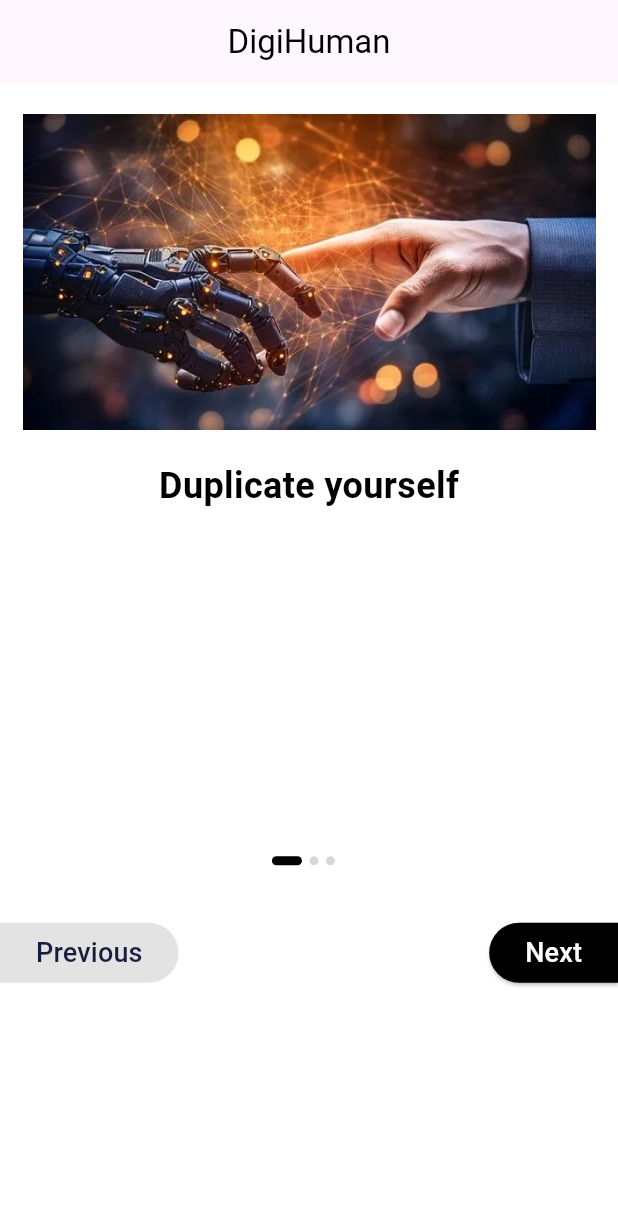
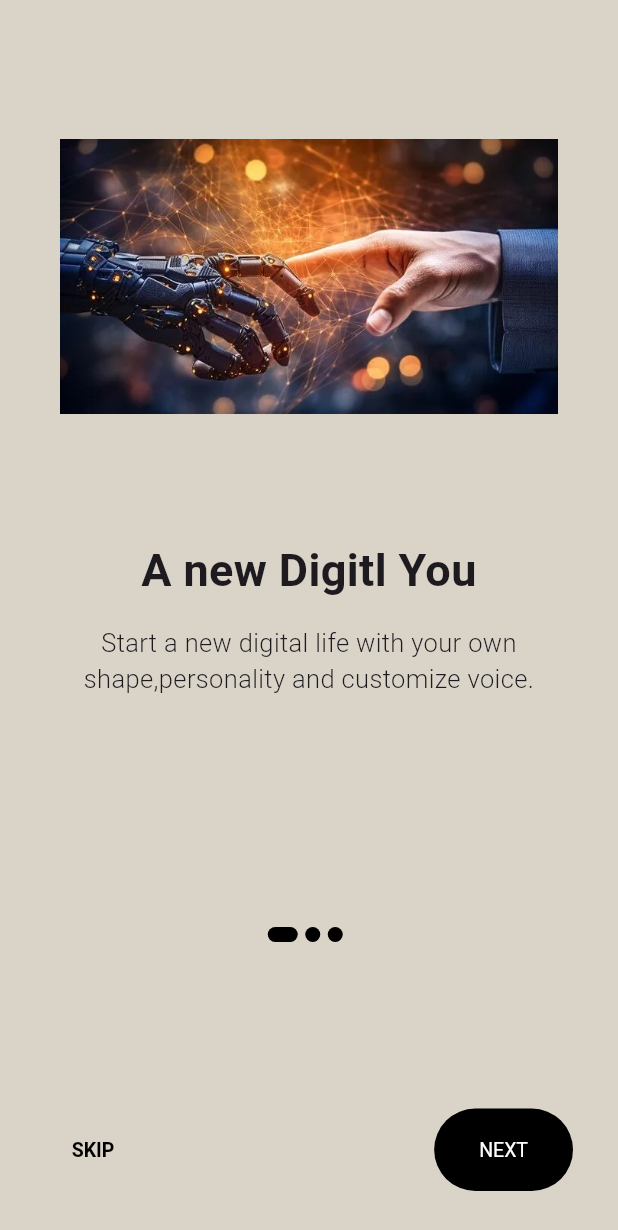
Before and after one commit to kkarimwahba/Digi, a Flutter app: the screen it shows after launch, on a phone screen of 412 x 824 dp. Shown: the top 1230 px of the screen. Run offline on Flutter 3.47's test engine with Material 3 defaults, Android fonts, the phone set to English and light mode, and no system bars; our stand-ins replace avatar_glow, cloud_firestore, file_picker, firebase_auth, firebase_core, firebase_storage and 4 more; missing offline and left inert: flutter_sound, model_viewer_plus; accounts and stored records are empty; Roboto replaces fonts that are missing (Mulish).

Commit message:
changing the onBoarding Screen

```diff
--- a/lib/components/allinonboardscreen.dart
+++ /dev/null
@@ -1,6 +0,0 @@
-class AllinOnboardModel {
-  String imgStr;
-  String description;
-  String titlestr;
-  AllinOnboardModel(this.imgStr, this.description, this.titlestr);
-}
--- a/lib/components/constants.dart
+++ /dev/null
@@ -1,12 +0,0 @@
-import 'package:flutter/cupertino.dart';
-
-Color lightgreenshede = Color.fromARGB(255, 43, 49, 158);
-Color lightgreenshede1 = Color(0xFFB2D9CC);
-Color greenshede0 = Color(0xFF66A690);
-Color greenshede1 = Color(0xFF93C9B5);
-Color primarygreen = Color.fromARGB(255, 19, 29, 141);
-Color grayshade = Color(0xFF93B3AA);
-Color colorAcent = Color(0xFF78C2A7);
-Color cyanColor = Color(0xFF6D7E6E);
-
-const kAnimationDuration = Duration(milliseconds: 200);
--- a/lib/main.dart
+++ b/lib/main.dart
@@ -1,5 +1,5 @@
+import 'package:digi2/screens/onboarding/onboarding_screen.dart';
 import 'package:digi2/screens/signup.dart';
-import 'package:digi2/screens/starterScreen.dart';
 import 'package:flutter/foundation.dart';
 import 'package:flutter/material.dart';
 import 'package:permission_handler/permission_handler.dart';
@@ -51,6 +51,6 @@ class _PermissionHandlerWidgetState extends State<PermissionHandlerWidget> {
 
   @override
   Widget build(BuildContext context) {
-    return OnboardScreen(); // or any other widget as your home screen
+    return OnboardingScreen(); // or any other widget as your home screen
   }
 }
--- /dev/null
+++ b/lib/screens/onboarding/onboarding_contents.dart
@@ -0,0 +1,30 @@
+class OnboardingContents {
+  final String title;
+  final String image;
+  final String desc;
+
+  OnboardingContents({
+    required this.title,
+    required this.image,
+    required this.desc,
+  });
+}
+
+List<OnboardingContents> contents = [
+  OnboardingContents(
+    title: "A new Digitl You",
+    image: "assets/images/1.jpg",
+    desc:
+        "Start a new digital life with your own shape,personality and customize voice.",
+  ),
+  OnboardingContents(
+    title: "Clone yourself",
+    image: "assets/images/2.jpg",
+    desc: "Clone your personality in the new world of technology.",
+  ),
+  OnboardingContents(
+    title: "Control your digital twin",
+    image: "assets/images/3.jpg",
+    desc: "Take control of the digital twin of you by creating amazing ones.",
+  ),
+];
--- /dev/null
+++ b/lib/screens/onboarding/onboarding_screen.dart
@@ -0,0 +1,204 @@
+import 'package:digi2/screens/signup.dart';
+import 'package:flutter/material.dart';
+import 'package:digi2/screens/onboarding/size_config.dart';
+import 'package:digi2/screens/onboarding/onboarding_contents.dart';
+
+class OnboardingScreen extends StatefulWidget {
+  const OnboardingScreen({Key? key}) : super(key: key);
+
+  @override
+  State<OnboardingScreen> createState() => _OnboardingScreenState();
+}
+
+class _OnboardingScreenState extends State<OnboardingScreen> {
+  late PageController _controller;
+
+  @override
+  void initState() {
+    _controller = PageController();
+    super.initState();
+  }
+
+  int _currentPage = 0;
+  List colors = const [
+    Color(0xffDAD3C8),
+    Color(0xffFFE5DE),
+    Color.fromARGB(255, 255, 255, 255),
+  ];
+
+  AnimatedContainer _buildDots({
+    int? index,
+  }) {
+    return AnimatedContainer(
+      duration: const Duration(milliseconds: 200),
+      decoration: const BoxDecoration(
+        borderRadius: BorderRadius.all(
+          Radius.circular(50),
+        ),
+        color: Color(0xFF000000),
+      ),
+      margin: const EdgeInsets.only(right: 5),
+      height: 10,
+      curve: Curves.easeIn,
+      width: _currentPage == index ? 20 : 10,
+    );
+  }
+
+  @override
+  Widget build(BuildContext context) {
+    SizeConfig().init(context);
+    double width = SizeConfig.screenW!;
+    double height = SizeConfig.screenH!;
+
+    return Scaffold(
+      backgroundColor: colors[_currentPage],
+      body: SafeArea(
+        child: Column(
+          children: [
+            Expanded(
+              flex: 3,
+              child: PageView.builder(
+                physics: const BouncingScrollPhysics(),
+                controller: _controller,
+                onPageChanged: (value) => setState(() => _currentPage = value),
+                itemCount: contents.length,
+                itemBuilder: (context, i) {
+                  return Padding(
+                    padding: const EdgeInsets.all(40.0),
+                    child: Column(
+                      children: [
+                        Image.asset(
+                          contents[i].image,
+                          height: SizeConfig.blockV! * 35,
+                        ),
+                        SizedBox(
+                          height: (height >= 840) ? 60 : 30,
+                        ),
+                        Text(
+                          contents[i].title,
+                          textAlign: TextAlign.center,
+                          style: TextStyle(
+                            fontFamily: "Mulish",
+                            fontWeight: FontWeight.w600,
+                            fontSize: (width <= 550) ? 30 : 35,
+                          ),
+                        ),
+                        const SizedBox(height: 15),
+                        Text(
+                          contents[i].desc,
+                          style: TextStyle(
+                            fontFamily: "Mulish",
+                            fontWeight: FontWeight.w300,
+                            fontSize: (width <= 550) ? 17 : 25,
+                          ),
+                          textAlign: TextAlign.center,
+                        )
+                      ],
+                    ),
+                  );
+                },
+              ),
+            ),
+            Expanded(
+              flex: 1,
+              child: Column(
+                mainAxisAlignment: MainAxisAlignment.spaceBetween,
+                children: [
+                  Row(
+                    mainAxisAlignment: MainAxisAlignment.center,
+                    children: List.generate(
+                      contents.length,
+                      (int index) => _buildDots(
+                        index: index,
+                      ),
+                    ),
+                  ),
+                  _currentPage + 1 == contents.length
+                      ? Padding(
+                          padding: const EdgeInsets.all(30),
+                          child: ElevatedButton(
+                            onPressed: () {
+                              Navigator.of(context).push(MaterialPageRoute(
+                                builder: (c) {
+                                  return Signup();
+                                },
+                              ));
+                            },
+                            child: const Text(
+                              "Get Started",
+                              style: TextStyle(color: Colors.white),
+                            ),
+                            style: ElevatedButton.styleFrom(
+                              backgroundColor: Colors.black,
+                              shape: RoundedRectangleBorder(
+                                borderRadius: BorderRadius.circular(50),
+                              ),
+                              padding: (width <= 550)
+                                  ? const EdgeInsets.symmetric(
+                                      horizontal: 100, vertical: 20)
+                                  : EdgeInsets.symmetric(
+                                      horizontal: width * 0.2, vertical: 25),
+                              textStyle:
+                                  TextStyle(fontSize: (width <= 550) ? 13 : 17),
+                            ),
+                          ),
+                        )
+                      : Padding(
+                          padding: const EdgeInsets.all(30),
+                          child: Row(
+                            mainAxisAlignment: MainAxisAlignment.spaceBetween,
+                            children: [
+                              TextButton(
+                                onPressed: () {
+                                  _controller.jumpToPage(2);
+                                },
+                                child: const Text(
+                                  "SKIP",
+                                  style: TextStyle(color: Colors.black),
+                                ),
+                                style: TextButton.styleFrom(
+                                  elevation: 0,
+                                  textStyle: TextStyle(
+                                    fontWeight: FontWeight.w600,
+                                    fontSize: (width <= 550) ? 13 : 17,
+                                  ),
+                                ),
+                              ),
+                              ElevatedButton(
+                                onPressed: () {
+                                  _controller.nextPage(
+                                    duration: const Duration(milliseconds: 200),
+                                    curve: Curves.easeIn,
+                                  );
+                                },
+                                child: const Text(
+                                  "NEXT",
+                                  style: TextStyle(color: Colors.white),
+                                ),
+                                style: ElevatedButton.styleFrom(
+                                  backgroundColor: Colors.black,
+                                  shape: RoundedRectangleBorder(
+                                    borderRadius: BorderRadius.circular(50),
+                                  ),
+                                  elevation: 0,
+                                  padding: (width <= 550)
+                                      ? const EdgeInsets.symmetric(
+                                          horizontal: 30, vertical: 20)
+                                      : const EdgeInsets.symmetric(
+                                          horizontal: 30, vertical: 25),
+                                  textStyle: TextStyle(
+                                      fontSize: (width <= 550) ? 13 : 17),
+                                ),
+                              ),
+                            ],
+                          ),
+                        )
+                ],
+              ),
+            ),
+          ],
+        ),
+      ),
+    );
+  }
+}
--- /dev/null
+++ b/lib/screens/onboarding/size_config.dart
@@ -0,0 +1,17 @@
+import 'package:flutter/material.dart';
+
+class SizeConfig {
+  static MediaQueryData? _mediaQueryData;
+  static double? screenW;
+  static double? screenH;
+  static double? blockH;
+  static double? blockV;
+
+  void init(BuildContext context) {
+    _mediaQueryData = MediaQuery.of(context);
+    screenW = _mediaQueryData!.size.width;
+    screenH = _mediaQueryData!.size.height;
+    blockH = screenW! / 100;
+    blockV = screenH! / 100;
+  }
+}
--- a/lib/screens/starterScreen.dart
+++ /dev/null
@@ -1,224 +0,0 @@
-import 'package:digi2/screens/signup.dart';
-import 'package:flutter/material.dart';
-import 'package:digi2/components/constants.dart';
-import 'package:digi2/components/allinonboardscreen.dart';
-import 'package:flutter/widgets.dart';
-
-class OnboardScreen extends StatefulWidget {
-  OnboardScreen({Key? key}) : super(key: key);
-
-  @override
-  State<OnboardScreen> createState() => _OnboardScreenState();
-}
-
-class _OnboardScreenState extends State<OnboardScreen> {
-  late PageController _pageController;
-  int currentIndex = 0;
-
-  List<AllinOnboardModel> allinonboardlist = [
-    AllinOnboardModel("assets/images/1.jpg", "", "Duplicate yourself"),
-    AllinOnboardModel("assets/images/2.jpg", "", "Cloning your thoughts"),
-    AllinOnboardModel("assets/images/3.jpg", "", "Enjoy with everyone"),
-  ];
-
-  @override
-  void initState() {
-    super.initState();
-    _pageController = PageController(initialPage: currentIndex);
-  }
-
-  @override
-  Widget build(BuildContext context) {
-    return Scaffold(
-      appBar: AppBar(
-        centerTitle: true,
-        title: const Text(
-          "DigiHuman",
-          style: TextStyle(color: Colors.black),
-        ),
-      ),
-      backgroundColor: Colors.white,
-      body: Stack(
-        children: [
-          PageView.builder(
-            controller: _pageController,
-            onPageChanged: (value) {
-              setState(() {
-                currentIndex = value;
-              });
-            },
-            itemCount: allinonboardlist.length,
-            itemBuilder: (context, index) {
-              return PageBuilderWidget(
-                title: allinonboardlist[index].titlestr,
-                description: allinonboardlist[index].description,
-                imgurl: allinonboardlist[index].imgStr,
-              );
-            },
-          ),
-          const SizedBox(
-            height: 140,
-          ),
-          Positioned(
-            bottom: MediaQuery.of(context).size.height * 0.3,
-            left: MediaQuery.of(context).size.width * 0.44,
-            child: Row(
-              mainAxisAlignment: MainAxisAlignment.center,
-              children: List.generate(
-                allinonboardlist.length,
-                (index) => buildDot(index: index),
-              ),
-            ),
-          ),
-          currentIndex < allinonboardlist.length - 1
-              ? Positioned(
-                  bottom: MediaQuery.of(context).size.height * 0.2,
-                  width: MediaQuery.of(context).size.width,
-                  child: Row(
-                    mainAxisAlignment: MainAxisAlignment.spaceBetween,
-                    children: [
-                      ElevatedButton(
-                        onPressed: currentIndex > 0
-                            ? () {
-                                _pageController.previousPage(
-                                  duration: const Duration(milliseconds: 300),
-                                  curve: Curves.easeInOut,
-                                );
-                              }
-                            : null,
-                        child: const Text(
-                          "Previous",
-                          style: TextStyle(
-                              fontSize: 18,
-                              color: Color.fromARGB(255, 24, 30, 62)),
-                        ),
-                        style: ElevatedButton.styleFrom(
-                          backgroundColor: lightgreenshede1,
-                          shape: const RoundedRectangleBorder(
-                            borderRadius: BorderRadius.only(
-                              topRight: Radius.circular(20.0),
-                              bottomRight: Radius.circular(20.0),
-                            ),
-                          ),
-                        ),
-                      ),
-                      ElevatedButton(
-                        onPressed: () {
-                          if (currentIndex < allinonboardlist.length - 1) {
-                            _pageController.nextPage(
-                              duration: const Duration(milliseconds: 300),
-                              curve: Curves.easeInOut,
-                            );
-                          }
-                        },
-                        child: const Text(
-                          "Next",
-                          style: TextStyle(fontSize: 18, color: Colors.white),
-                        ),
-                        style: ElevatedButton.styleFrom(
-                          backgroundColor: Colors.black,
-                          shape: const RoundedRectangleBorder(
-                            borderRadius: BorderRadius.only(
-                              topLeft: Radius.circular(20.0),
-                              bottomLeft: Radius.circular(20.0),
-                            ),
-                          ),
-                        ),
-                      ),
-                    ],
-                  ),
-                )
-              : Positioned(
-                  bottom: MediaQuery.of(context).size.height * 0.2,
-                  left: MediaQuery.of(context).size.width * 0.33,
-                  child: ElevatedButton(
-                    onPressed: () {
-                      Navigator.of(context).push(MaterialPageRoute(
-                        builder: (c) {
-                          return Signup();
-                        },
-                      ));
-                    },
-                    child: const Text(
-                      "Get Started",
-                      style: TextStyle(fontSize: 18, color: Colors.white),
-                    ),
-                    style: ElevatedButton.styleFrom(
-                      backgroundColor: const Color.fromARGB(255, 24, 30, 62),
-                      shape: RoundedRectangleBorder(
-                        borderRadius: BorderRadius.circular(20.0),
-                      ),
-                    ),
-                  ),
-                ),
-        ],
-      ),
-    );
-  }
-
-  AnimatedContainer buildDot({int? index}) {
-    return AnimatedContainer(
-      duration: kAnimationDuration,
-      margin: const EdgeInsets.only(right: 5),
-      height: 6,
-      width: currentIndex == index ? 20 : 6,
-      decoration: BoxDecoration(
-        color: currentIndex == index ? Colors.black : const Color(0xFFD8D8D8),
-        borderRadius: BorderRadius.circular(3),
-      ),
-    );
-  }
-}
-
-class PageBuilderWidget extends StatelessWidget {
-  final String title;
-  final String description;
-  final String imgurl;
-
-  const PageBuilderWidget({
-    Key? key,
-    required this.title,
-    required this.description,
-    required this.imgurl,
-  }) : super(key: key);
-
-  @override
-  Widget build(BuildContext context) {
-    return Container(
-      padding: const EdgeInsets.only(left: 15, right: 15),
-      child: Column(
-        crossAxisAlignment: CrossAxisAlignment.center,
-        children: [
-          Container(
-            margin: const EdgeInsets.only(top: 20),
-            child: Image.asset(imgurl),
-          ),
-          const SizedBox(
-            height: 20,
-          ),
-          // Title Text
-          Text(
-            title,
-            style: TextStyle(
-              color: Colors.black,
-              fontSize: 24,
-              fontWeight: FontWeight.w700,
-            ),
-          ),
-          const SizedBox(
-            height: 20,
-          ),
-          // Description
-          Text(
-            description,
-            textAlign: TextAlign.justify,
-            style: const TextStyle(
-              color: Colors.black,
-              fontSize: 17,
-            ),
-          ),
-        ],
-      ),
-    );
-  }
-}
```
